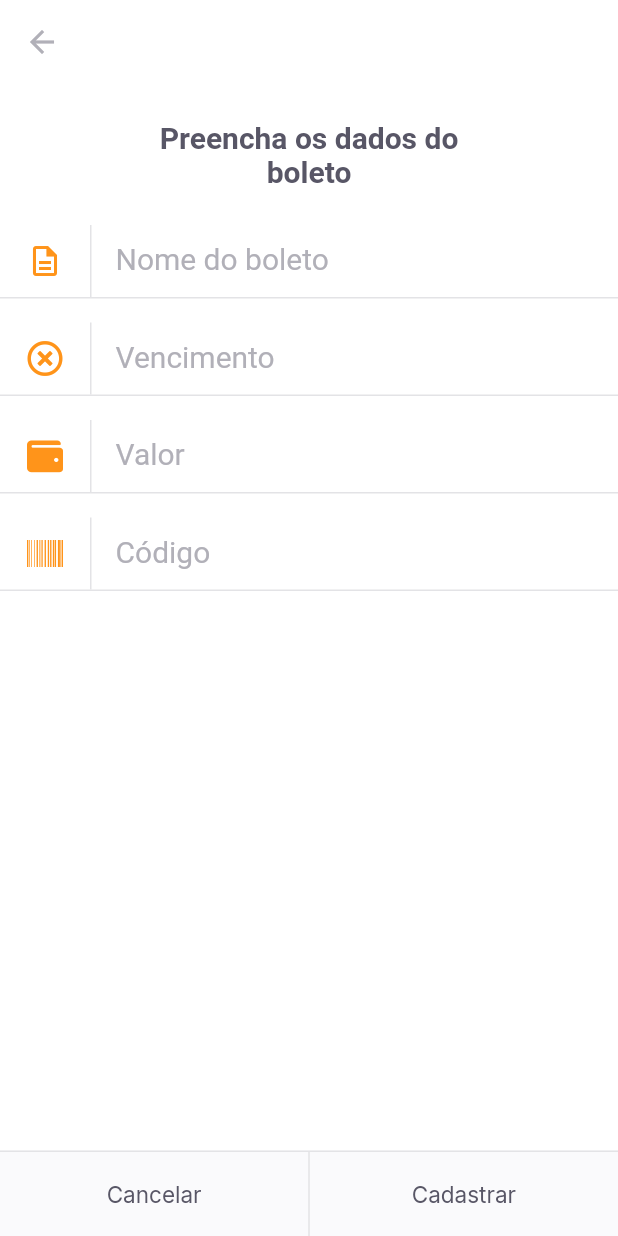
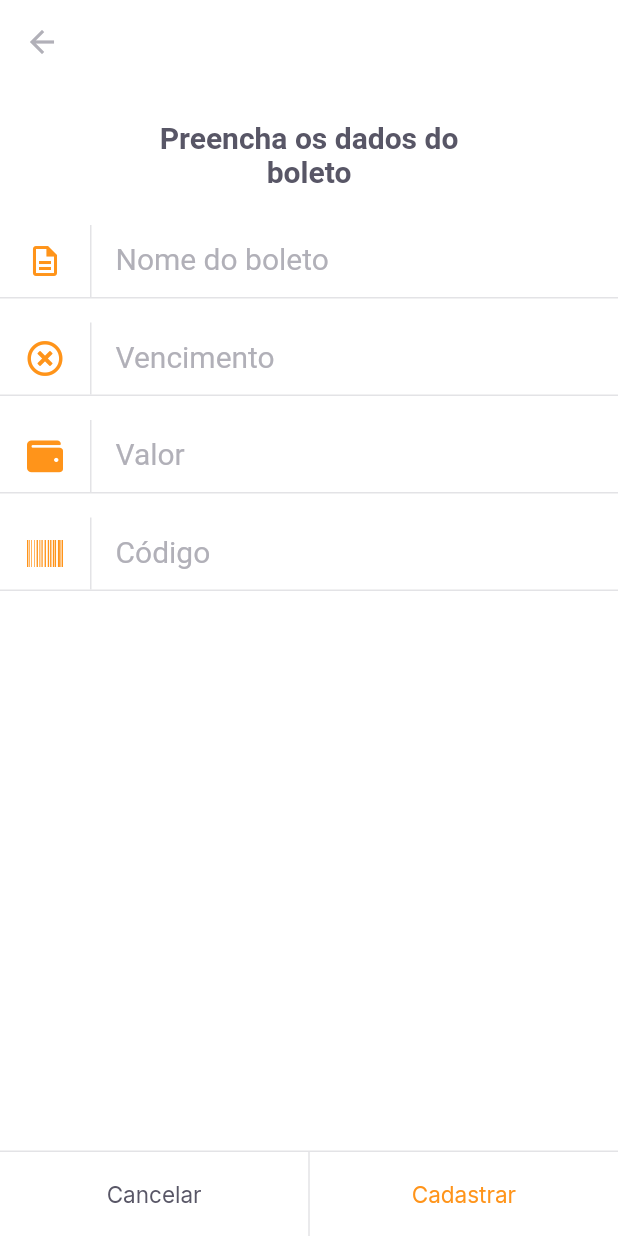
Before and after one commit to alexandre-trapp/FlutterNlwPayflow, a Flutter app: the InsertBoletoPage screen opened by its route, on a phone screen of 412 x 824 dp. Run offline on Flutter 3.47's test engine with Material 2 defaults, Android fonts, the phone set to English and light mode, and no system bars; our stand-ins replace camera, firebase_core, font_awesome_flutter, google_fonts, google_sign_in, image_picker and 1 more; missing offline and left inert: google_ml_kit; accounts and stored records are empty.

Commit message:
ajuste cores

```diff
--- a/payflow/lib/modules/insert_boleto/insert_boleto_page.dart
+++ b/payflow/lib/modules/insert_boleto/insert_boleto_page.dart
@@ -53,6 +53,7 @@ class InsertBoletoPage extends StatelessWidget {
         ],
       ),
       bottomNavigationBar: SetLabelButtons(
+        enableSecondaryColor: true,
         primaryLabel: "Cancelar",
         primaryOnPressed: () {},
         secondaryLabel: "Cadastrar",
--- a/payflow/lib/shared/widgets/set_label_buttons/set_label_buttons.dart
+++ b/payflow/lib/shared/widgets/set_label_buttons/set_label_buttons.dart
@@ -10,6 +10,7 @@ class SetLabelButtons extends StatelessWidget {
   final String secondaryLabel;
   final VoidCallback secondaryOnPressed;
   final bool enablePrimaryColor;
+  final bool enableSecondaryColor;
 
   const SetLabelButtons({
     Key? key,
@@ -18,12 +19,13 @@ class SetLabelButtons extends StatelessWidget {
     required this.secondaryLabel,
     required this.secondaryOnPressed,
     this.enablePrimaryColor = false,
+    this.enableSecondaryColor = false,
   }) : super(key: key);
 
   @override
   Widget build(BuildContext context) {
     return Container(
-      color: AppColors.shape,
+      color: AppColors.background,
       height: 57,
       child: Column(
         mainAxisSize: MainAxisSize.min,
@@ -49,6 +51,8 @@ class SetLabelButtons extends StatelessWidget {
                   child: LabelButton(
                     label: secondaryLabel,
                     onPressed: secondaryOnPressed,
+                    style:
+                        enableSecondaryColor ? TextStyles.buttonPrimary : null,
                   ),
                 ),
               ],
```
